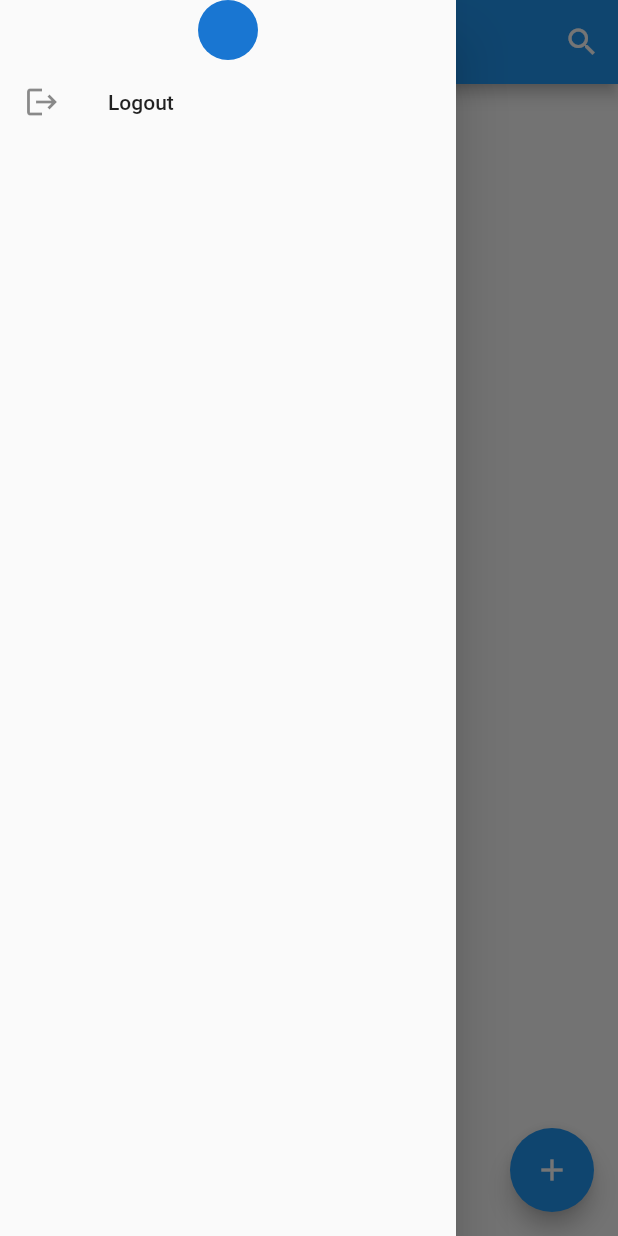
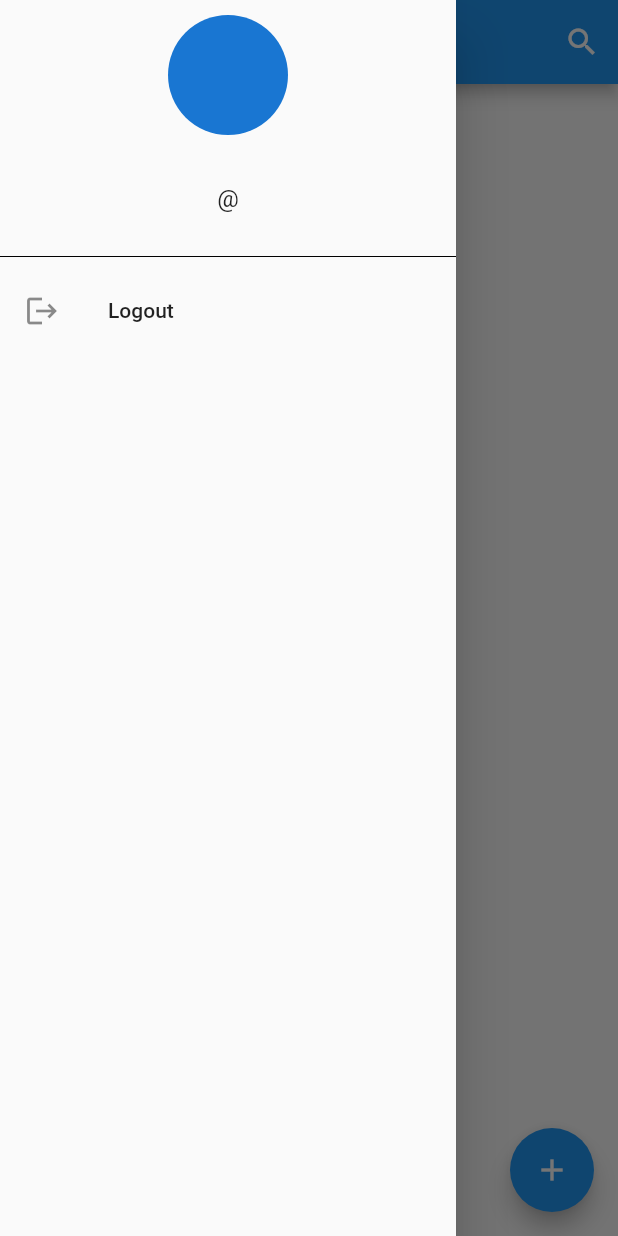
Before and after one commit to dev-raj-1729/flutter_todo_online, a Flutter app: the HomeScreen screen opened by its route, with the side drawer open, on a phone screen of 412 x 824 dp. Run offline on Flutter 3.47's test engine with Material 2 defaults, Android fonts, the phone set to English and light mode, and no system bars; accounts and stored records are empty; network calls fail.

Commit message:
added circleavatar

```diff
--- a/lib/widgets/main_drawer.dart
+++ b/lib/widgets/main_drawer.dart
@@ -10,11 +10,37 @@ class UserDrawer extends StatelessWidget {
     final mediaData = MediaQuery.of(context);
     final apiProvider = Provider.of<Api>(context);
     return Drawer(
-      child: Column(
+      child: apiProvider.user != null
+          ? Column(
               children: [
                 SizedBox(height: mediaData.padding.top),
+                SizedBox(
+                  height: 10,
+                ),
                 CircleAvatar(
                   backgroundImage: apiProvider.userImage,
+                  radius: 40,
+                ),
+                SizedBox(
+                  height: 5,
+                ),
+                Text(
+                  apiProvider.user!.name,
+                  style: TextStyle(fontSize: 20, fontWeight: FontWeight.bold),
+                ),
+                SizedBox(
+                  height: 5,
+                ),
+                Text(
+                  '@${apiProvider.user!.username}',
+                  style: TextStyle(fontSize: 16),
+                ),
+                SizedBox(
+                  height: 5,
+                ),
+                Text(apiProvider.user!.email),
+                Divider(
+                  color: Colors.black,
                 ),
                 ListTile(
                   leading: Icon(Icons.logout),
@@ -22,6 +48,9 @@ class UserDrawer extends StatelessWidget {
                   onTap: Provider.of<Api>(context).signOut,
                 )
               ],
+            )
+          : Center(
+              child: CircularProgressIndicator(),
             ),
     );
   }
```
Lines whose indentation alone changed are shown as unchanged.
